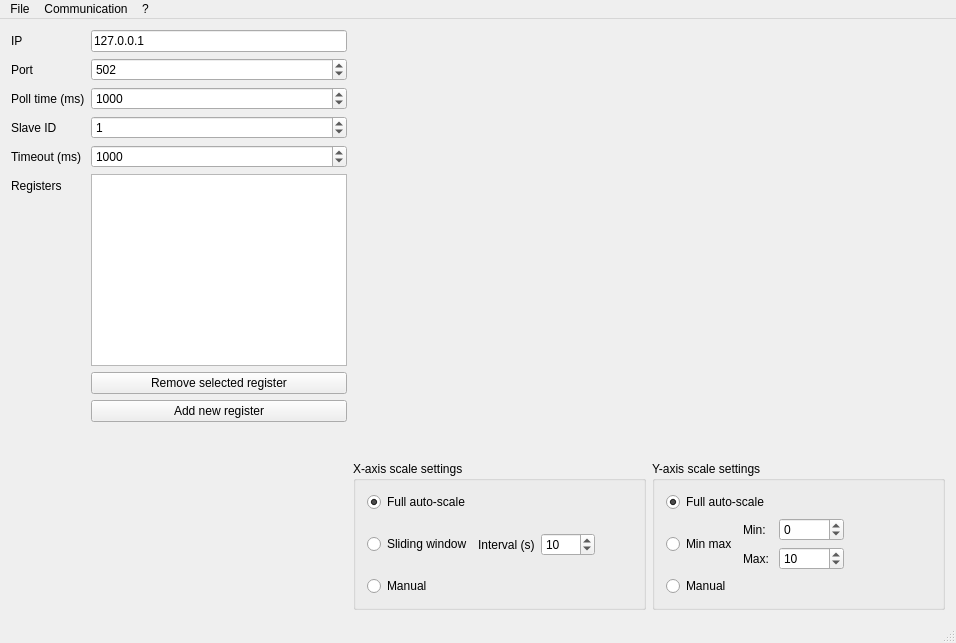
First picture: the form in src/mainwindow.ui, repository ModbusScope/ModbusScope, before the edit.
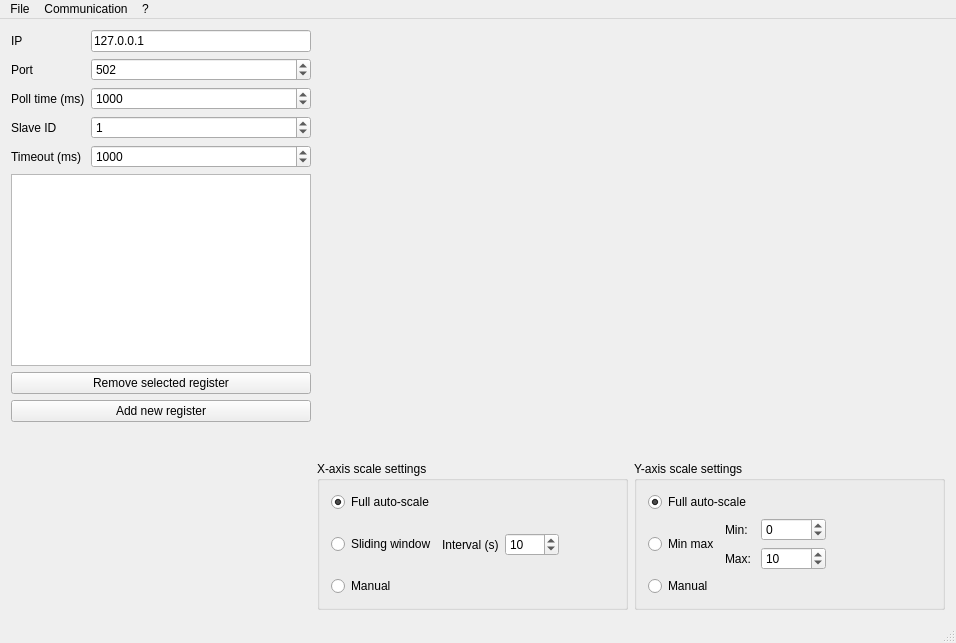
Second picture: the form after the edit. Custom widgets are drawn as their Qt base class.

Commit message:
Changed UI to create more space for register view
Added minimum size for register view

```diff
--- a/src/mainwindow.ui
+++ b/src/mainwindow.ui
@@ -92,27 +92,10 @@
             </property>
            </widget>
           </item>
-          <item row="7" column="0">
-           <widget class="QLabel" name="label_3">
+          <item row="6" column="0">
+           <widget class="QLabel" name="label_9">
             <property name="text">
-             <string>Registers</string>
-            </property>
-           </widget>
-          </item>
-          <item row="7" column="1">
-           <widget class="QTableView" name="registerView"/>
-          </item>
-          <item row="8" column="1">
-           <widget class="QPushButton" name="btnRemove">
-            <property name="text">
-             <string>Remove selected register</string>
-            </property>
-           </widget>
-          </item>
-          <item row="9" column="1">
-           <widget class="QPushButton" name="btnAdd">
-            <property name="text">
-             <string>Add new register</string>
+             <string>Timeout (ms)</string>
             </property>
            </widget>
           </item>
@@ -126,10 +109,30 @@
             </property>
            </widget>
           </item>
-          <item row="6" column="0">
-           <widget class="QLabel" name="label_9">
+          <item row="7" column="0" colspan="2">
+           <widget class="QTableView" name="registerView">
+            <property name="minimumSize">
+             <size>
+              <width>300</width>
+              <height>0</height>
+             </size>
+            </property>
+            <attribute name="horizontalHeaderMinimumSectionSize">
+             <number>30</number>
+            </attribute>
+           </widget>
+          </item>
+          <item row="9" column="0" colspan="2">
+           <widget class="QPushButton" name="btnRemove">
             <property name="text">
-             <string>Timeout (ms)</string>
+             <string>Remove selected register</string>
+            </property>
+           </widget>
+          </item>
+          <item row="10" column="0" colspan="2">
+           <widget class="QPushButton" name="btnAdd">
+            <property name="text">
+             <string>Add new register</string>
             </property>
            </widget>
           </item>
```
The commit also changes 2 other files.
